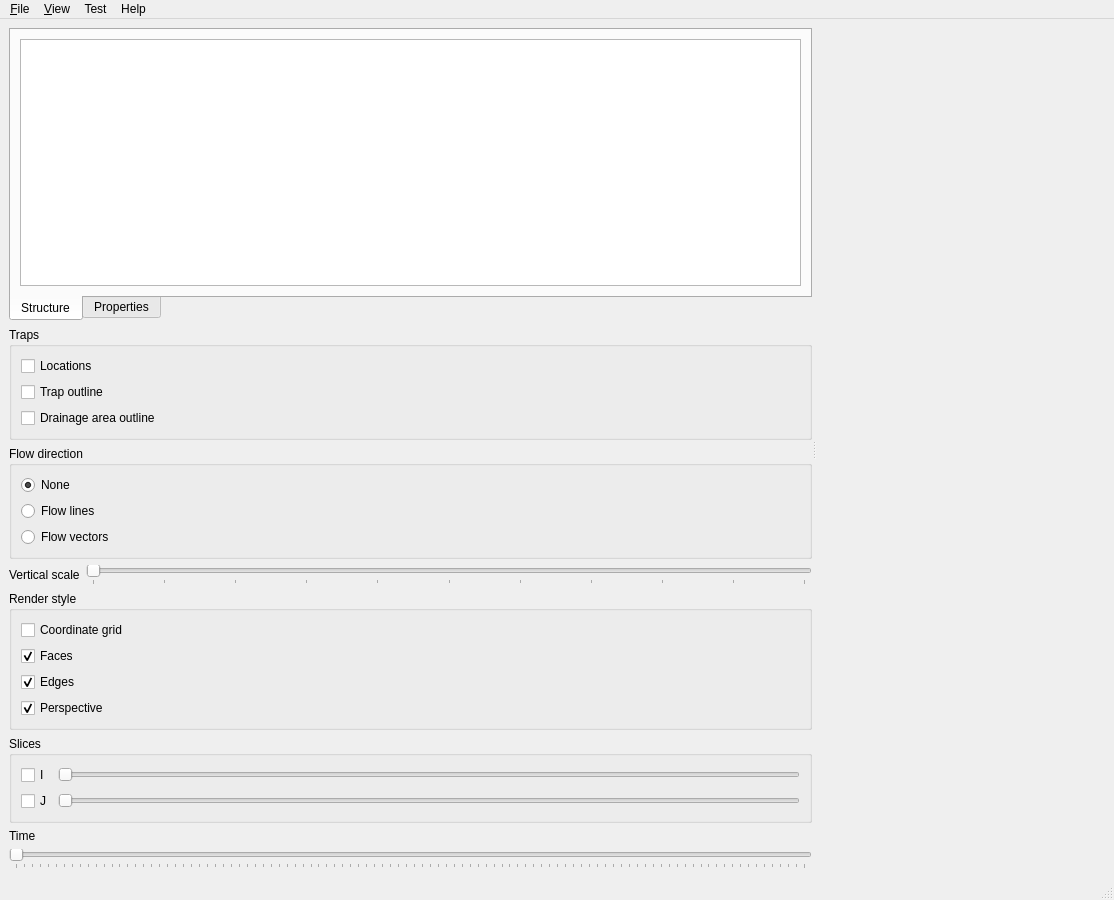
Before: the Qt Designer form development/applications/4DPrototype/4DPrototype/MainWindow.ui in ArchanaKathiresanHub/Geosigns-Be-Basin-Modelling, drawn with Qt 5.
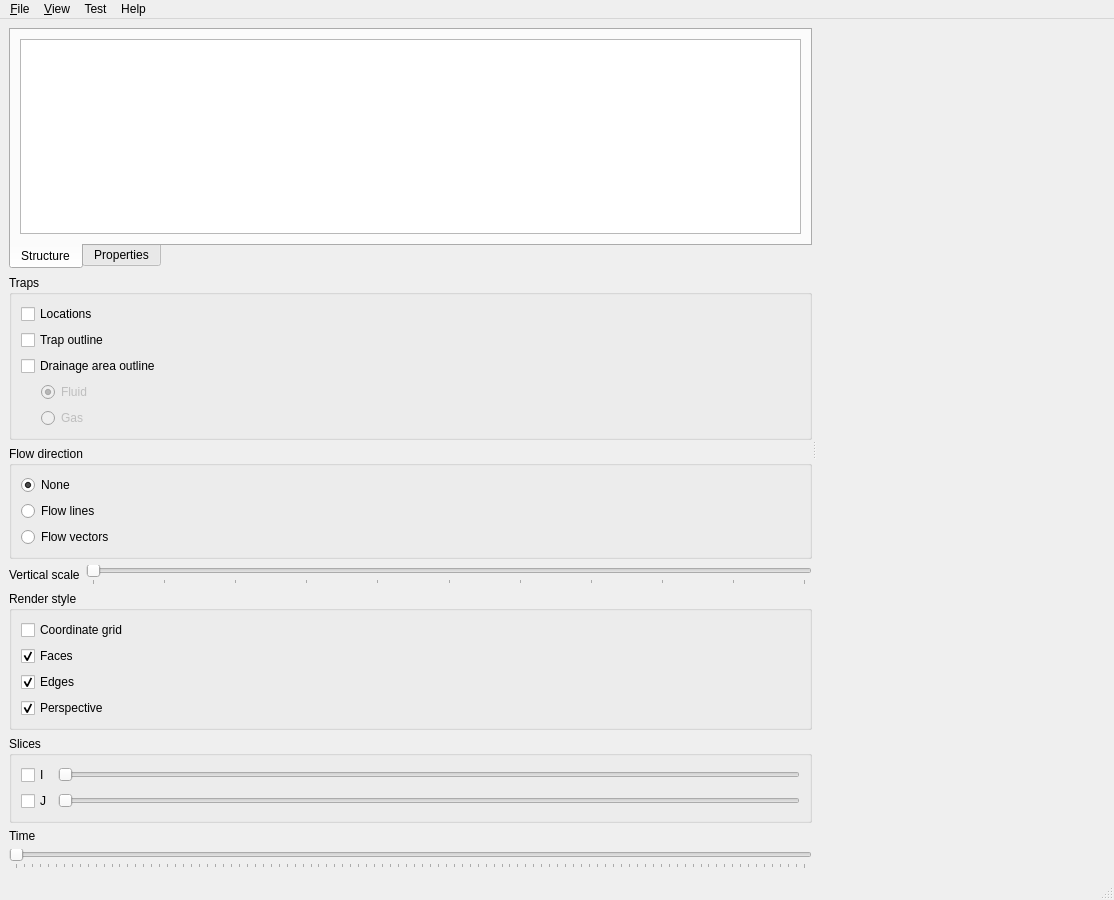
After: the same form once the commit is applied. Custom widgets are drawn as their Qt base class.

Commit message:
Add UI controls for drainage area outlines
work-items: #53627
git-tfs-id: [https://sede-pt-ce2.visualstudio.com/DefaultCollection]$/Basin Modeling/IBS/Trunk;C54612

```diff
--- a/development/applications/4DPrototype/4DPrototype/MainWindow.ui
+++ b/development/applications/4DPrototype/4DPrototype/MainWindow.ui
@@ -96,7 +96,7 @@
           <property name="title">
            <string>Traps</string>
           </property>
-          <layout class="QVBoxLayout" name="verticalLayout_5">
+          <layout class="QVBoxLayout" name="verticalLayout_7">
            <item>
             <widget class="QCheckBox" name="checkBoxTraps">
              <property name="text">
@@ -118,6 +118,53 @@
              </property>
             </widget>
            </item>
+           <item>
+            <layout class="QHBoxLayout" name="horizontalLayout_4">
+             <item>
+              <spacer name="horizontalSpacer">
+               <property name="orientation">
+                <enum>Qt::Horizontal</enum>
+               </property>
+               <property name="sizeType">
+                <enum>QSizePolicy::Fixed</enum>
+               </property>
+               <property name="sizeHint" stdset="0">
+                <size>
+                 <width>20</width>
+                 <height>20</height>
+                </size>
+               </property>
+              </spacer>
+             </item>
+             <item>
+              <layout class="QVBoxLayout" name="verticalLayout_5">
+               <item>
+                <widget class="QRadioButton" name="radioButtonDrainageAreaFluid">
+                 <property name="enabled">
+                  <bool>false</bool>
+                 </property>
+                 <property name="text">
+                  <string>Fluid</string>
+                 </property>
+                 <property name="checked">
+                  <bool>true</bool>
+                 </property>
+                </widget>
+               </item>
+               <item>
+                <widget class="QRadioButton" name="radioButtonDrainageAreaGas">
+                 <property name="enabled">
+                  <bool>false</bool>
+                 </property>
+                 <property name="text">
+                  <string>Gas</string>
+                 </property>
+                </widget>
+               </item>
+              </layout>
+             </item>
+            </layout>
+           </item>
           </layout>
          </widget>
         </item>
```
The commit also changes 8 other files.
